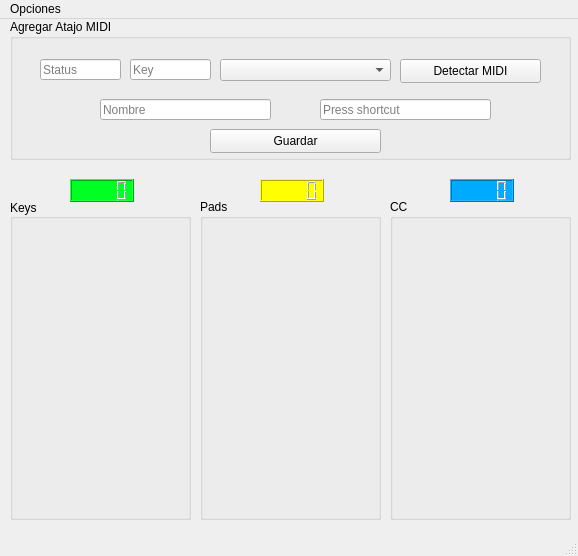
EmmanuelMMontesinos/MIDIKeymap, file ui/main.ui: the form before one commit.
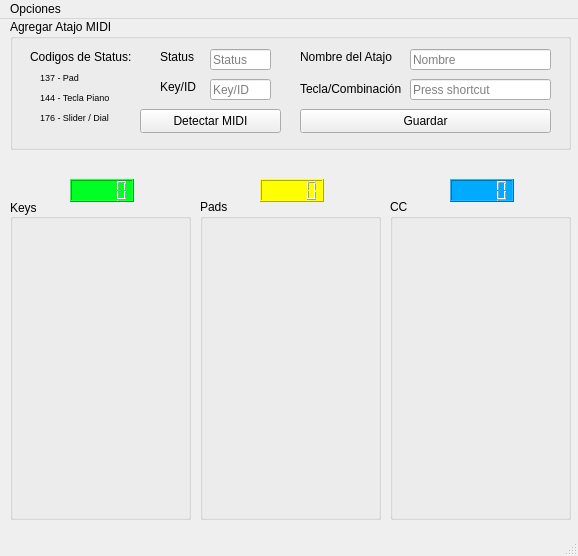
The form after the commit.

The edit to the form file:
```diff
--- a/ui/main.ui
+++ b/ui/main.ui
@@ -62,7 +62,7 @@
       <x>10</x>
       <y>0</y>
       <width>561</width>
-      <height>141</height>
+      <height>131</height>
      </rect>
     </property>
     <property name="title">
@@ -71,8 +71,8 @@
     <widget class="QPushButton" name="boton_detectar">
      <property name="geometry">
       <rect>
-       <x>390</x>
-       <y>40</y>
+       <x>130</x>
+       <y>90</y>
        <width>141</width>
        <height>24</height>
       </rect>
@@ -87,9 +87,9 @@
     <widget class="QPushButton" name="pushButton">
      <property name="geometry">
       <rect>
-       <x>200</x>
-       <y>110</y>
-       <width>171</width>
+       <x>290</x>
+       <y>90</y>
+       <width>251</width>
        <height>24</height>
       </rect>
      </property>
@@ -100,9 +100,9 @@
     <widget class="QLineEdit" name="input_status">
      <property name="geometry">
       <rect>
-       <x>30</x>
-       <y>40</y>
-       <width>81</width>
+       <x>200</x>
+       <y>30</y>
+       <width>61</width>
        <height>21</height>
       </rect>
      </property>
@@ -113,35 +113,22 @@
     <widget class="QLineEdit" name="input_key">
      <property name="geometry">
       <rect>
-       <x>120</x>
-       <y>40</y>
-       <width>81</width>
+       <x>200</x>
+       <y>60</y>
+       <width>61</width>
        <height>21</height>
       </rect>
      </property>
      <property name="placeholderText">
-      <string>Key</string>
-     </property>
-    </widget>
-    <widget class="QComboBox" name="comboBox_tipe">
-     <property name="geometry">
-      <rect>
-       <x>210</x>
-       <y>40</y>
-       <width>171</width>
-       <height>22</height>
-      </rect>
-     </property>
-     <property name="placeholderText">
-      <string>Tipo de MIDI</string>
+      <string>Key/ID</string>
      </property>
     </widget>
     <widget class="QLineEdit" name="input_nombre">
      <property name="geometry">
       <rect>
-       <x>90</x>
-       <y>80</y>
-       <width>171</width>
+       <x>400</x>
+       <y>30</y>
+       <width>141</width>
        <height>21</height>
       </rect>
      </property>
@@ -149,16 +136,135 @@
       <string>Nombre</string>
      </property>
     </widget>
+    <widget class="QLabel" name="label">
+     <property name="geometry">
+      <rect>
+       <x>150</x>
+       <y>30</y>
+       <width>41</width>
+       <height>16</height>
+      </rect>
+     </property>
+     <property name="text">
+      <string>Status</string>
+     </property>
+    </widget>
+    <widget class="QLabel" name="label_2">
+     <property name="geometry">
+      <rect>
+       <x>150</x>
+       <y>60</y>
+       <width>41</width>
+       <height>16</height>
+      </rect>
+     </property>
+     <property name="text">
+      <string>Key/ID</string>
+     </property>
+    </widget>
+    <widget class="QLabel" name="label_3">
+     <property name="geometry">
+      <rect>
+       <x>20</x>
+       <y>30</y>
+       <width>101</width>
+       <height>16</height>
+      </rect>
+     </property>
+     <property name="text">
+      <string>Codigos de Status:</string>
+     </property>
+    </widget>
+    <widget class="QLabel" name="label_4">
+     <property name="geometry">
+      <rect>
+       <x>290</x>
+       <y>30</y>
+       <width>101</width>
+       <height>16</height>
+      </rect>
+     </property>
+     <property name="text">
+      <string>Nombre del Atajo</string>
+     </property>
+    </widget>
     <widget class="QKeySequenceEdit" name="input_atajo">
      <property name="geometry">
       <rect>
-       <x>310</x>
-       <y>80</y>
-       <width>171</width>
+       <x>400</x>
+       <y>60</y>
+       <width>141</width>
        <height>21</height>
       </rect>
      </property>
     </widget>
+    <widget class="QLabel" name="label_5">
+     <property name="geometry">
+      <rect>
+       <x>290</x>
+       <y>60</y>
+       <width>101</width>
+       <height>20</height>
+      </rect>
+     </property>
+     <property name="text">
+      <string>Tecla/Combinación</string>
+     </property>
+    </widget>
+    <widget class="QLabel" name="label_6">
+     <property name="geometry">
+      <rect>
+       <x>30</x>
+       <y>70</y>
+       <width>91</width>
+       <height>16</height>
+      </rect>
+     </property>
+     <property name="font">
+      <font>
+       <pointsize>7</pointsize>
+      </font>
+     </property>
+     <property name="text">
+      <string>144 - Tecla Piano</string>
+     </property>
+    </widget>
+    <widget class="QLabel" name="label_7">
+     <property name="geometry">
+      <rect>
+       <x>30</x>
+       <y>50</y>
+       <width>91</width>
+       <height>16</height>
+      </rect>
+     </property>
+     <property name="font">
+      <font>
+       <pointsize>7</pointsize>
+      </font>
+     </property>
+     <property name="text">
+      <string>137 - Pad</string>
+     </property>
+    </widget>
+    <widget class="QLabel" name="label_8">
+     <property name="geometry">
+      <rect>
+       <x>30</x>
+       <y>90</y>
+       <width>91</width>
+       <height>16</height>
+      </rect>
+     </property>
+     <property name="font">
+      <font>
+       <pointsize>7</pointsize>
+      </font>
+     </property>
+     <property name="text">
+      <string>176 - Slider / Dial</string>
+     </property>
+    </widget>
    </widget>
    <widget class="QLCDNumber" name="led_cc">
     <property name="geometry">
```
